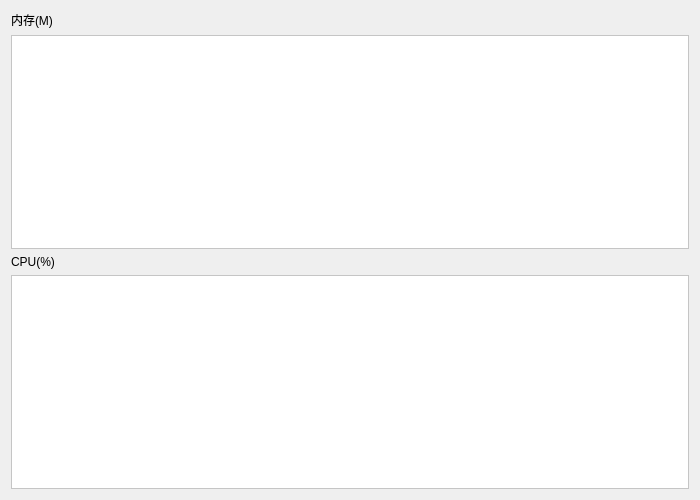
Above: src/princekin/ui/performance/performancedetail.ui from chorushe/princekin before the change. Below: the same form after it.
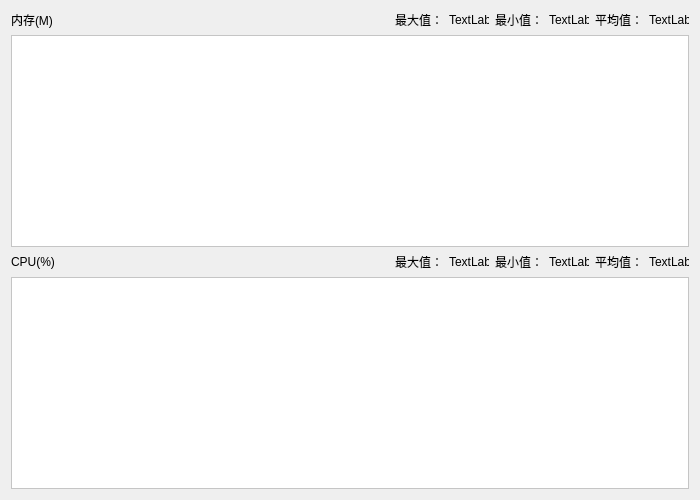
That is the form after the change.

```diff
--- a/src/princekin/ui/performance/performancedetail.ui
+++ b/src/princekin/ui/performance/performancedetail.ui
@@ -17,17 +17,111 @@
    <item row="0" column="0">
     <layout class="QVBoxLayout" name="rightLayout">
      <item>
-      <widget class="QLabel" name="label">
-       <property name="sizePolicy">
-        <sizepolicy hsizetype="Expanding" vsizetype="Fixed">
-         <horstretch>0</horstretch>
-         <verstretch>0</verstretch>
-        </sizepolicy>
-       </property>
-       <property name="text">
-        <string>内存(M)</string>
-       </property>
-      </widget>
+      <layout class="QHBoxLayout" name="horizontalLayout">
+       <item>
+        <widget class="QLabel" name="label">
+         <property name="sizePolicy">
+          <sizepolicy hsizetype="Expanding" vsizetype="Fixed">
+           <horstretch>0</horstretch>
+           <verstretch>0</verstretch>
+          </sizepolicy>
+         </property>
+         <property name="text">
+          <string>内存(M)</string>
+         </property>
+        </widget>
+       </item>
+       <item>
+        <widget class="QLabel" name="label_6">
+         <property name="text">
+          <string>最大值：</string>
+         </property>
+        </widget>
+       </item>
+       <item>
+        <widget class="QLabel" name="memMaxLabel">
+         <property name="sizePolicy">
+          <sizepolicy hsizetype="Fixed" vsizetype="Preferred">
+           <horstretch>0</horstretch>
+           <verstretch>0</verstretch>
+          </sizepolicy>
+         </property>
+         <property name="minimumSize">
+          <size>
+           <width>40</width>
+           <height>0</height>
+          </size>
+         </property>
+         <property name="maximumSize">
+          <size>
+           <width>40</width>
+           <height>16777215</height>
+          </size>
+         </property>
+         <property name="text">
+          <string>TextLabel</string>
+         </property>
+        </widget>
+       </item>
+       <item>
+        <widget class="QLabel" name="label_5">
+         <property name="text">
+          <string>最小值：</string>
+         </property>
+        </widget>
+       </item>
+       <item>
+        <widget class="QLabel" name="memMinLabel">
+         <property name="sizePolicy">
+          <sizepolicy hsizetype="Fixed" vsizetype="Preferred">
+           <horstretch>40</horstretch>
+           <verstretch>0</verstretch>
+          </sizepolicy>
+         </property>
+         <property name="maximumSize">
+          <size>
+           <width>40</width>
+           <height>16777215</height>
+          </size>
+         </property>
+         <property name="text">
+          <string>TextLabel</string>
+         </property>
+        </widget>
+       </item>
+       <item>
+        <widget class="QLabel" name="label_7">
+         <property name="text">
+          <string>平均值：</string>
+         </property>
+        </widget>
+       </item>
+       <item>
+        <widget class="QLabel" name="memAveLabel">
+         <property name="sizePolicy">
+          <sizepolicy hsizetype="Fixed" vsizetype="Preferred">
+           <horstretch>0</horstretch>
+           <verstretch>0</verstretch>
+          </sizepolicy>
+         </property>
+         <property name="minimumSize">
+          <size>
+           <width>40</width>
+           <height>0</height>
+          </size>
+         </property>
+         <property name="maximumSize">
+          <size>
+           <width>40</width>
+           <height>16777215</height>
+          </size>
+         </property>
+         <property name="text">
+          <string>TextLabel</string>
+         </property>
+        </widget>
+       </item>
+      </layout>
      </item>
      <item>
       <widget class="QTextEdit" name="memTextEdit">
@@ -37,17 +131,111 @@
       </widget>
      </item>
      <item>
-      <widget class="QLabel" name="batteryLabel">
-       <property name="sizePolicy">
-        <sizepolicy hsizetype="Expanding" vsizetype="Fixed">
-         <horstretch>0</horstretch>
-         <verstretch>0</verstretch>
-        </sizepolicy>
-       </property>
-       <property name="text">
-        <string>CPU(%)</string>
-       </property>
-      </widget>
+      <layout class="QHBoxLayout" name="horizontalLayout_2">
+       <item>
+        <widget class="QLabel" name="batteryLabel">
+         <property name="sizePolicy">
+          <sizepolicy hsizetype="Expanding" vsizetype="Fixed">
+           <horstretch>0</horstretch>
+           <verstretch>0</verstretch>
+          </sizepolicy>
+         </property>
+         <property name="text">
+          <string>CPU(%)</string>
+         </property>
+        </widget>
+       </item>
+       <item>
+        <widget class="QLabel" name="label_2">
+         <property name="text">
+          <string>最大值：</string>
+         </property>
+        </widget>
+       </item>
+       <item>
+        <widget class="QLabel" name="cpuMaxLabel">
+         <property name="sizePolicy">
+          <sizepolicy hsizetype="Fixed" vsizetype="Preferred">
+           <horstretch>0</horstretch>
+           <verstretch>0</verstretch>
+          </sizepolicy>
+         </property>
+         <property name="minimumSize">
+          <size>
+           <width>40</width>
+           <height>0</height>
+          </size>
+         </property>
+         <property name="maximumSize">
+          <size>
+           <width>40</width>
+           <height>16777215</height>
+          </size>
+         </property>
+         <property name="text">
+          <string>TextLabel</string>
+         </property>
+        </widget>
+       </item>
+       <item>
+        <widget class="QLabel" name="label_3">
+         <property name="text">
+          <string>最小值：</string>
+         </property>
+        </widget>
+       </item>
+       <item>
+        <widget class="QLabel" name="cpuMinLabel">
+         <property name="sizePolicy">
+          <sizepolicy hsizetype="Fixed" vsizetype="Preferred">
+           <horstretch>40</horstretch>
+           <verstretch>0</verstretch>
+          </sizepolicy>
+         </property>
+         <property name="maximumSize">
+          <size>
+           <width>40</width>
+           <height>16777215</height>
+          </size>
+         </property>
+         <property name="text">
+          <string>TextLabel</string>
+         </property>
+        </widget>
+       </item>
+       <item>
+        <widget class="QLabel" name="label_4">
+         <property name="text">
+          <string>平均值：</string>
+         </property>
+        </widget>
+       </item>
+       <item>
+        <widget class="QLabel" name="cpuAveLabel">
+         <property name="sizePolicy">
+          <sizepolicy hsizetype="Fixed" vsizetype="Preferred">
+           <horstretch>0</horstretch>
+           <verstretch>0</verstretch>
+          </sizepolicy>
+         </property>
+         <property name="minimumSize">
+          <size>
+           <width>40</width>
+           <height>0</height>
+          </size>
+         </property>
+         <property name="maximumSize">
+          <size>
+           <width>40</width>
+           <height>16777215</height>
+          </size>
+         </property>
+         <property name="text">
+          <string>TextLabel</string>
+         </property>
+        </widget>
+       </item>
+      </layout>
      </item>
      <item>
       <widget class="QTextEdit" name="cpuTextEdit">
```
Left out of the diff: 2 changed lines with no effect on the pictures.
